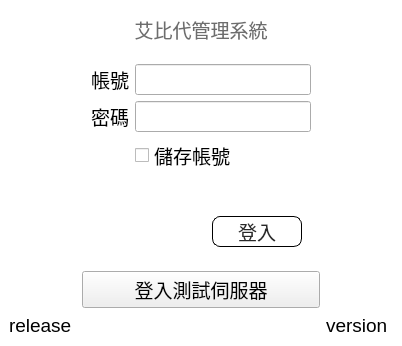
roger0816/Adb, file src/AdbClient/DialogLogin.ui: the form before one commit.
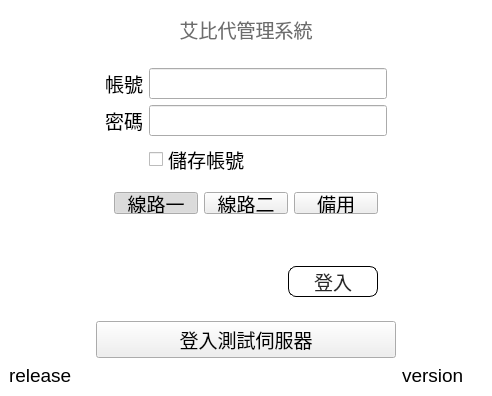
The form after the commit.

The edit to the form file:
```diff
--- a/src/AdbClient/DialogLogin.ui
+++ b/src/AdbClient/DialogLogin.ui
@@ -6,8 +6,8 @@
    <rect>
     <x>0</x>
     <y>0</y>
-    <width>402</width>
-    <height>300</height>
+    <width>492</width>
+    <height>396</height>
    </rect>
   </property>
   <property name="windowTitle">
@@ -134,6 +134,12 @@
       </item>
       <item row="2" column="1">
        <widget class="QWidget" name="widget_2" native="true">
+        <property name="minimumSize">
+         <size>
+          <width>300</width>
+          <height>0</height>
+         </size>
+        </property>
         <property name="styleSheet">
          <string notr="true"/>
         </property>
@@ -162,7 +168,7 @@
            </property>
           </widget>
          </item>
-         <item row="4" column="1">
+         <item row="5" column="1">
           <widget class="QWidget" name="widget_3" native="true">
            <property name="styleSheet">
             <string notr="true"/>
@@ -234,7 +240,7 @@
            </layout>
           </widget>
          </item>
-         <item row="3" column="1">
+         <item row="4" column="1">
           <widget class="QLabel" name="lbMsg">
            <property name="styleSheet">
             <string notr="true">color: rgb(255, 0, 0);</string>
@@ -254,6 +260,51 @@
            </property>
           </widget>
          </item>
+         <item row="3" column="0" colspan="2">
+          <widget class="QWidget" name="widget" native="true">
+           <property name="minimumSize">
+            <size>
+             <width>40</width>
+             <height>40</height>
+            </size>
+           </property>
+           <layout class="QHBoxLayout" name="horizontalLayout">
+            <item>
+             <widget class="QPushButton" name="btnServer0">
+              <property name="text">
+               <string>線路一</string>
+              </property>
+              <property name="checkable">
+               <bool>true</bool>
+              </property>
+              <property name="checked">
+               <bool>true</bool>
+              </property>
+             </widget>
+            </item>
+            <item>
+             <widget class="QPushButton" name="btnServer1">
+              <property name="text">
+               <string>線路二</string>
+              </property>
+              <property name="checkable">
+               <bool>true</bool>
+              </property>
+             </widget>
+            </item>
+            <item>
+             <widget class="QPushButton" name="btnServer2">
+              <property name="text">
+               <string>備用</string>
+              </property>
+              <property name="checkable">
+               <bool>true</bool>
+              </property>
+             </widget>
+            </item>
+           </layout>
+          </widget>
+         </item>
         </layout>
        </widget>
       </item>
```
